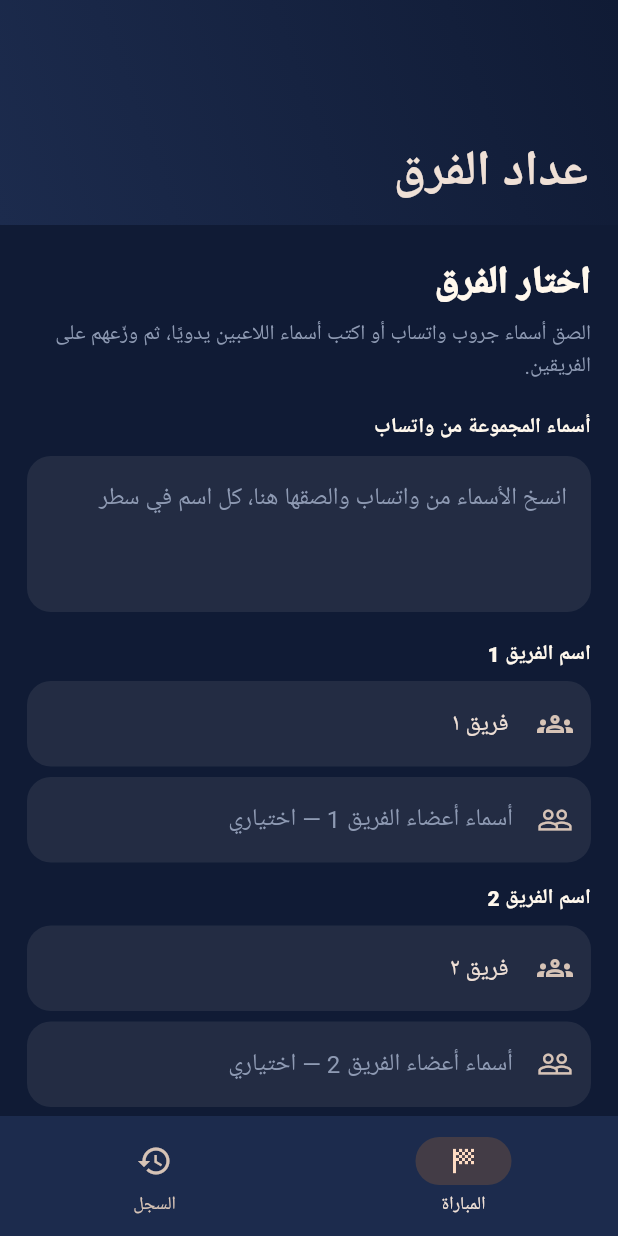
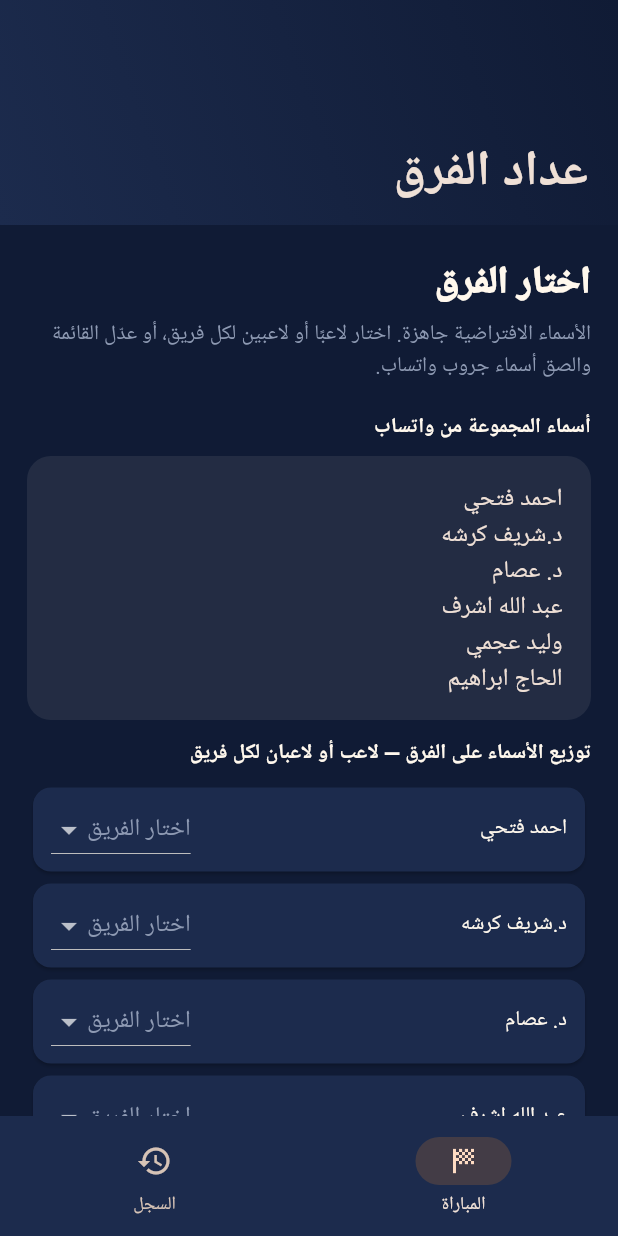
Before and after one commit to wa4290510/Tot2, a Flutter app: the screen it shows after launch, on a phone screen of 412 x 824 dp. Run offline on Flutter 3.47's test engine with Material 3 defaults, Android fonts, the phone set to English and light mode, and no system bars; our stand-ins replace audioplayers, confetti, share_plus, shared_preferences; Roboto replaces fonts that are missing (sans).

Commit message:
Add default player roster and team highlight colors

```diff
--- a/lib/screens/match_screen.dart
+++ b/lib/screens/match_screen.dart
@@ -15,8 +15,14 @@ class MatchScreen extends StatefulWidget {
 }
 
 class _MatchScreenState extends State<MatchScreen> {
+  static const _defaultPlayers = [
+    'احمد فتحي', 'د.شريف كرشه', 'د. عصام', 'عبد الله اشرف',
+    'وليد عجمي', 'الحاج ابراهيم', 'الحاج درويش', 'م. احمد ريحان',
+    'ا.اواب شعبان', 'م.عمر هيبه', 'د.محمود عباس', 'ا.وائل الصاوي',
+    'يوسف', 'حسن', 'سامر', 'حسين',
+  ];
   final _teamNames = [TextEditingController(text: 'فريق ١'), TextEditingController(text: 'فريق ٢')];
-  final _groupController = TextEditingController();
+  final _groupController = TextEditingController(text: _defaultPlayers.join('\n'));
   final _memberControllers = [TextEditingController(), TextEditingController()];
   final _playerTeams = <String, int>{};
   final _audio = AudioPlayer();
@@ -47,6 +53,10 @@ class _MatchScreenState extends State<MatchScreen> {
       return;
     }
     final members = [for (var i = 0; i < 2; i++) _memberControllers[i].text.split(RegExp(r'[\n,،;؛]+')).map((e) => e.trim()).where((e) => e.isNotEmpty).toList()];
+    if (members.any((team) => team.isEmpty || team.length > 2)) {
+      _toast('اختار لاعبًا واحدًا أو لاعبين فقط لكل فريق');
+      return;
+    }
     setState(() {
       _teams = [Team(name: names[0], members: members[0]), Team(name: names[1], members: members[1])];
       _rounds = const [];
@@ -86,14 +96,14 @@ class _MatchScreenState extends State<MatchScreen> {
   List<Widget> _setupContent() => [
         const Text('اختار الفرق', style: TextStyle(color: AppTheme.ivory, fontSize: 25, fontWeight: FontWeight.w900)),
         const SizedBox(height: 6),
-        const Text('الصق أسماء جروب واتساب أو اكتب أسماء اللاعبين يدويًا، ثم وزّعهم على الفريقين.', style: TextStyle(color: AppTheme.muted, fontSize: 14)),
+        const Text('الأسماء الافتراضية جاهزة. اختار لاعبًا أو لاعبين لكل فريق، أو عدّل القائمة والصق أسماء جروب واتساب.', style: TextStyle(color: AppTheme.muted, fontSize: 14)),
         const SizedBox(height: 20),
         _label('أسماء المجموعة من واتساب'),
         const SizedBox(height: 8),
         TextField(controller: _groupController, minLines: 3, maxLines: 6, onChanged: (_) => setState(() {}), textDirection: TextDirection.rtl, decoration: const InputDecoration(hintText: 'انسخ الأسماء من واتساب والصقها هنا، كل اسم في سطر')),
         if (_groupNames.isNotEmpty) ...[
           const SizedBox(height: 12),
-          const Text('توزيع الأسماء على الفرق', style: TextStyle(color: AppTheme.ivory, fontWeight: FontWeight.w800)),
+        const Text('توزيع الأسماء على الفرق — لاعب أو لاعبان لكل فريق', style: TextStyle(color: AppTheme.ivory, fontWeight: FontWeight.w800)),
           const SizedBox(height: 8),
           ..._groupNames.map((name) => _memberAssignment(name)),
         ],
@@ -112,12 +122,12 @@ class _MatchScreenState extends State<MatchScreen> {
         SizedBox(height: 56, child: FilledButton.icon(onPressed: _startMatch, icon: const Icon(Icons.play_arrow_rounded), label: const Text('ابدأ المباراة', style: TextStyle(fontSize: 17, fontWeight: FontWeight.w800)), style: FilledButton.styleFrom(backgroundColor: AppTheme.orange, foregroundColor: AppTheme.navy, shape: RoundedRectangleBorder(borderRadius: BorderRadius.circular(18))))),
       ];
 
-  Widget _memberAssignment(String name) => Card(color: AppTheme.navyLight, child: Padding(padding: const EdgeInsets.symmetric(horizontal: 12, vertical: 4), child: Row(children: [Expanded(child: Text(name, style: const TextStyle(color: AppTheme.ivory))), DropdownButton<int>(value: _playerTeams[name], hint: const Text('اختار الفريق', style: TextStyle(color: AppTheme.muted)), dropdownColor: AppTheme.navyLight, items: const [DropdownMenuItem(value: 0, child: Text('فريق ١')), DropdownMenuItem(value: 1, child: Text('فريق ٢'))], onChanged: (value) { if (value == null) return; setState(() { _playerTeams[name] = value; for (var i = 0; i < 2; i++) { final names = _groupNames.where((n) => _playerTeams[n] == i).toList(); _memberControllers[i].text = names.join('\n'); } }); })])));
+  Widget _memberAssignment(String name) => Card(color: AppTheme.navyLight, child: Padding(padding: const EdgeInsets.symmetric(horizontal: 12, vertical: 4), child: Row(children: [Expanded(child: Text(name, style: const TextStyle(color: AppTheme.ivory))), DropdownButton<int>(value: _playerTeams[name], hint: const Text('اختار الفريق', style: TextStyle(color: AppTheme.muted)), dropdownColor: AppTheme.navyLight, items: const [DropdownMenuItem(value: 0, child: Text('فريق ١')), DropdownMenuItem(value: 1, child: Text('فريق ٢'))], onChanged: (value) { if (value == null) return; final oldTeam = _playerTeams[name]; final alreadyInTeam = _groupNames.where((n) => _playerTeams[n] == value && n != name).length; if (alreadyInTeam >= 2) { _toast('كل فريق يمكنه اختيار لاعب أو لاعبين فقط'); return; } setState(() { _playerTeams[name] = value; for (var i = 0; i < 2; i++) { final names = _groupNames.where((n) => _playerTeams[n] == i).toList(); _memberControllers[i].text = names.join('\n'); } if (oldTeam != null && oldTeam != value) { _memberControllers[oldTeam].text = _groupNames.where((n) => _playerTeams[n] == oldTeam).join('\n'); } }); })])));
 
   List<Widget> _scoreContent() => [
         Row(children: [const Icon(Icons.flag_outlined, color: AppTheme.orange), const SizedBox(width: 8), Text('الفوز عند $_target نقطة • الجولة ${_rounds.length + 1}', style: const TextStyle(color: AppTheme.ivory, fontWeight: FontWeight.w700))]),
         const SizedBox(height: 14),
-        for (var i = 0; i < _teams.length; i++) ...[TeamScoreCard(team: _teams[i].name, members: _teams[i].members, score: _teams[i].totalScore, target: _target, selected: _selectedTeam == i, onSelect: () => setState(() => _selectedTeam = i)), const SizedBox(height: 13)],
+        for (var i = 0; i < _teams.length; i++) ...[TeamScoreCard(team: _teams[i].name, members: _teams[i].members, score: _teams[i].totalScore, target: _target, accent: i == 0 ? const Color(0xFFBDEBFF) : const Color(0xFFC7F7E7), selected: _selectedTeam == i, onSelect: () => setState(() => _selectedTeam = i)), const SizedBox(height: 13)],
         const SizedBox(height: 6),
         const Text('اختار عدد النقاط المضافة', style: TextStyle(color: AppTheme.ivory, fontWeight: FontWeight.w800)),
         const SizedBox(height: 8),
--- a/lib/widgets/team_score_card.dart
+++ b/lib/widgets/team_score_card.dart
@@ -1,11 +1,12 @@
 import 'package:flutter/material.dart';
 import '../theme.dart';
 class TeamScoreCard extends StatelessWidget {
-  const TeamScoreCard({super.key, required this.team, required this.members, required this.score, required this.target, required this.selected, required this.onSelect});
+  const TeamScoreCard({super.key, required this.team, required this.members, required this.score, required this.target, required this.accent, required this.selected, required this.onSelect});
   final String team;
   final List<String> members;
   final int score;
   final int target;
+  final Color accent;
   final bool selected;
   final VoidCallback onSelect;
   @override
@@ -17,7 +18,7 @@ class TeamScoreCard extends StatelessWidget {
       child: AnimatedContainer(
         duration: const Duration(milliseconds: 180),
         padding: const EdgeInsets.all(18),
-        decoration: BoxDecoration(color: selected ? AppTheme.orange : AppTheme.ivory, borderRadius: BorderRadius.circular(24), border: Border.all(color: selected ? AppTheme.orange : Colors.transparent, width: 2), boxShadow: const [BoxShadow(color: Colors.black26, blurRadius: 16, offset: Offset(0, 7))]),
+        decoration: BoxDecoration(color: selected ? accent : AppTheme.ivory, borderRadius: BorderRadius.circular(24), border: Border.all(color: selected ? accent : Colors.transparent, width: 2), boxShadow: const [BoxShadow(color: Colors.black26, blurRadius: 16, offset: Offset(0, 7))]),
         child: Column(crossAxisAlignment: CrossAxisAlignment.stretch, children: [
           Row(children: [Expanded(child: Text(team, style: TextStyle(color: selected ? AppTheme.navy : AppTheme.navy, fontSize: 21, fontWeight: FontWeight.w900))), if (selected) const Icon(Icons.touch_app, color: AppTheme.navy)]),
           const SizedBox(height: 5),
```
